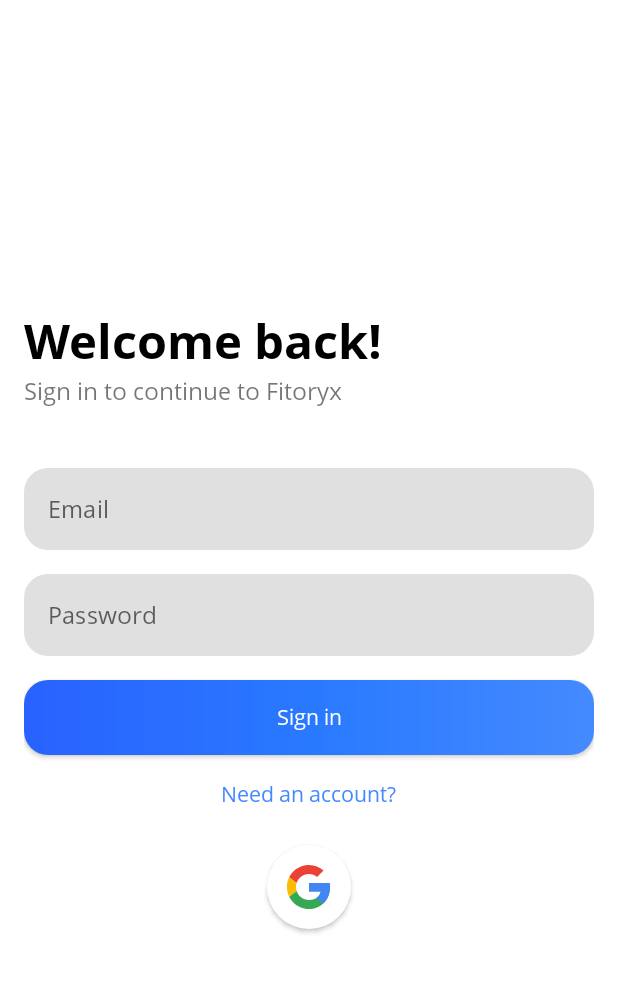
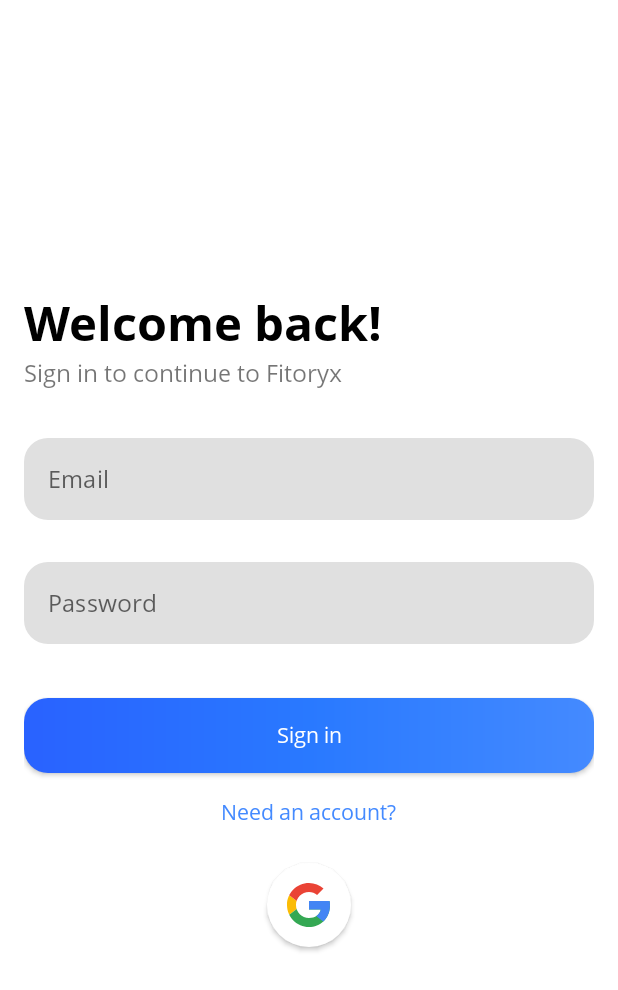
Before and after one commit to TomTruyen/Fitoryx-Android-Native, an Android app: the layout fragment_login.xml on its own in the app's theme, with its tools: preview values and no code run, on a phone screen of 412 x 824 dp. Shown: the top 990 px of the screen. Run offline under Robolectric (Android 15) with nearby library versions, the phone set to English and light mode, and no system bars.

Commit message:
feat: Login logic

```diff
--- a/app/src/main/res/layout/fragment_login.xml
+++ b/app/src/main/res/layout/fragment_login.xml
@@ -31,12 +31,13 @@
         />
 
     <com.google.android.material.textfield.TextInputLayout
+        android:id="@+id/email_text_input_layout"
         android:layout_width="match_parent"
         android:layout_height="wrap_content"
-        android:layout_marginVertical="8dp"
+        android:layout_marginBottom="8dp"
+        app:errorEnabled="true"
         >
         <com.google.android.material.textfield.TextInputEditText
-            android:id="@+id/email_edit_text"
             android:layout_width="match_parent"
             android:layout_height="wrap_content"
             android:imeOptions="actionNext"
@@ -48,12 +49,13 @@
     </com.google.android.material.textfield.TextInputLayout>
 
     <com.google.android.material.textfield.TextInputLayout
+        android:id="@+id/password_text_input_layout"
         android:layout_width="match_parent"
         android:layout_height="wrap_content"
-        android:layout_marginVertical="8dp"
+        android:layout_marginBottom="8dp"
+        app:errorEnabled="true"
         >
     <com.google.android.material.textfield.TextInputEditText
-        android:id="@+id/password_edit_text"
         android:layout_width="match_parent"
         android:layout_height="wrap_content"
         android:imeOptions="actionNext"
--- a/app/src/main/res/values/strings.xml
+++ b/app/src/main/res/values/strings.xml
@@ -24,4 +24,10 @@
     <string name="sign_up">Sign up</string>
     <string name="already_have_an_account">Already have an account?</string>
     <string name="sign_out">Sign out</string>
+    <!-- Errors -->
+    <string name="error_email_required">Email is required</string>
+    <string name="error_email_invalid">Email is invalid</string>
+    <string name="error_password_required">Password is required</string>
+    <string name="error_title">Error</string>
+    <string name="ok">Okay</string>
 </resources>
```
Also changed, not shown: app/src/main/java/com/tomtruyen/Fitoryx/ui/authentication/LoginFragment.kt (+66 -4 lines), app/src/main/res/layout/fragment_register.xml (+4 -4 lines).
